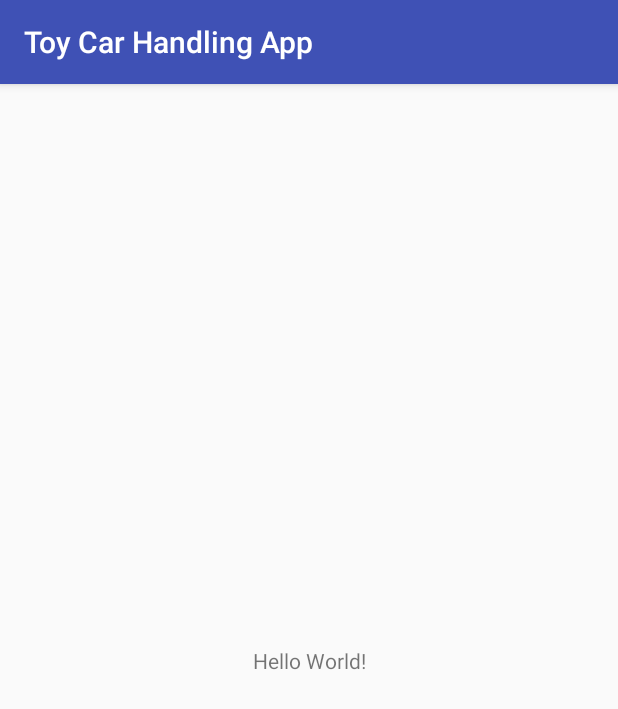
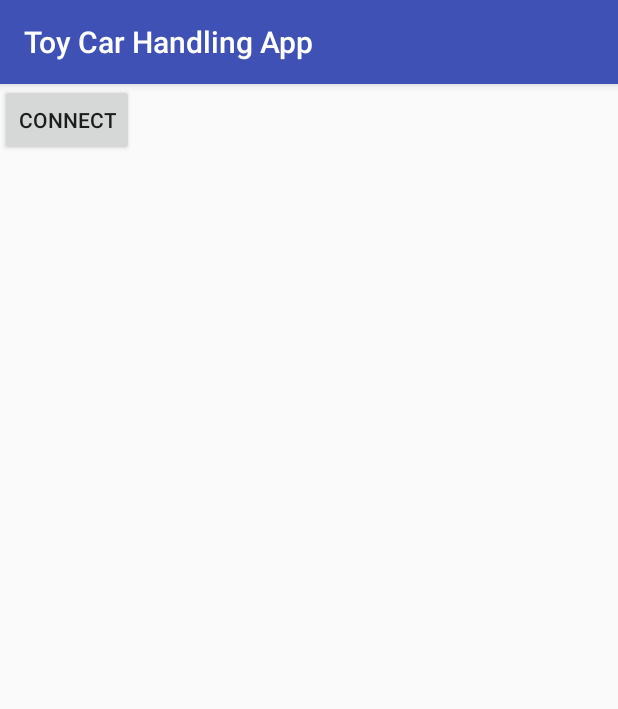
Before and after one commit to IvanSlaev/Car_Toy_Project, an Android app: the screen it shows after launch (MainActivity), on a phone screen of 412 x 824 dp. Shown: the top 709 px of the screen. Run offline under Robolectric (Android 15) with nearby library versions, the phone set to English and light mode, and no system bars; 1 statement that could not run was skipped.

Commit message:
new_activity_for_bluetooth_searching

```diff
--- a/ToyCarHandlingApp/app/src/main/AndroidManifest.xml
+++ b/ToyCarHandlingApp/app/src/main/AndroidManifest.xml
@@ -16,6 +16,7 @@
                 <category android:name="android.intent.category.LAUNCHER" />
             </intent-filter>
         </activity>
+        <activity android:name=".BlueTooth_Connection_Activity"></activity>
     </application>
 
 </manifest>
--- a/ToyCarHandlingApp/app/src/main/java/com/vanchu/toycarhandlingapp/MainActivity.java
+++ b/ToyCarHandlingApp/app/src/main/java/com/vanchu/toycarhandlingapp/MainActivity.java
@@ -1,7 +1,10 @@
 package com.vanchu.toycarhandlingapp;
 
+import android.content.Intent;
 import android.support.v7.app.AppCompatActivity;
 import android.os.Bundle;
+import android.view.View;
+import android.widget.Button;
 import android.widget.TextView;
 
 public class MainActivity extends AppCompatActivity {
@@ -16,7 +19,15 @@ public class MainActivity extends AppCompatActivity {
         super.onCreate(savedInstanceState);
         setContentView(R.layout.activity_main);
 
+        final Button bt_connect_button = findViewById(R.id.bt_button);
 
+        bt_connect_button.setOnClickListener(new View.OnClickListener() {
+            @Override
+            public void onClick(View v) {
+                Intent btIntent = new Intent(v.getContext(), BluetoothActivity.class);
+                startActivityForResult(btIntent, 0);
+            }
+        });
     }
 
     /**
--- a/ToyCarHandlingApp/app/src/main/res/layout/activity_main.xml
+++ b/ToyCarHandlingApp/app/src/main/res/layout/activity_main.xml
@@ -6,14 +6,11 @@
     android:layout_height="match_parent"
     tools:context="com.vanchu.toycarhandlingapp.MainActivity">
 
-    <TextView
-        android:id="@+id/sample_text"
+    <Button
+        android:id="@+id/bt_button"
         android:layout_width="wrap_content"
         android:layout_height="wrap_content"
-        android:text="Hello World!"
-        app:layout_constraintBottom_toBottomOf="parent"
-        app:layout_constraintLeft_toLeftOf="parent"
-        app:layout_constraintRight_toRightOf="parent"
-        app:layout_constraintTop_toTopOf="parent" />
-
+        android:text="Connect"
+        tools:layout_editor_absoluteX="148dp"
+        tools:layout_editor_absoluteY="231dp" />
 </android.support.constraint.ConstraintLayout>
```
Also changed, not shown: ToyCarHandlingApp/app/src/main/java/com/vanchu/toycarhandlingapp/BluetoothActivity.java (added, +17 -0 lines), ToyCarHandlingApp/app/src/main/res/layout/bt_searching.xml (added, +16 -0 lines).
